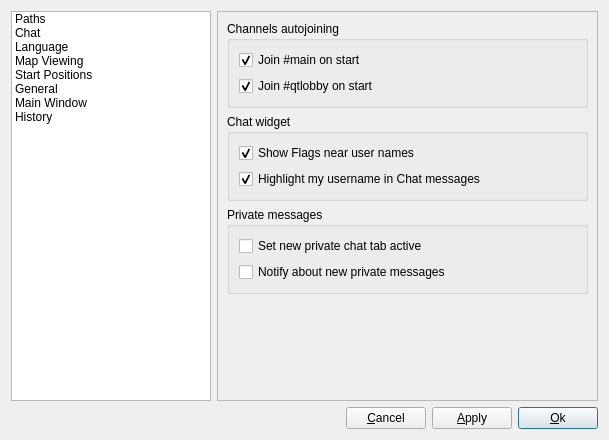
Old version of the form ui/PreferenceWidget.ui in the repository tizbac/qtlobby.
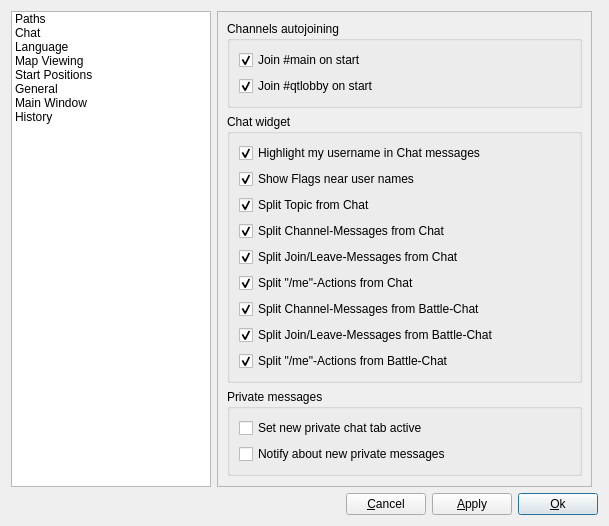
New version of the form. The open tabs and pages were chosen to show the change.

Commit message: add switches for autoready and message routing

Diff of the .ui file:
```diff
--- a/ui/PreferenceWidget.ui
+++ b/ui/PreferenceWidget.ui
@@ -7,7 +7,7 @@
     <x>0</x>
     <y>0</y>
     <width>609</width>
-    <height>440</height>
+    <height>526</height>
    </rect>
   </property>
   <property name="windowTitle">
@@ -67,7 +67,7 @@
      </item>
     </widget>
    </item>
-   <item row="1" column="0" colspan="2">
+   <item row="1" column="0" colspan="3">
     <layout class="QHBoxLayout" name="horizontalLayout">
      <item>
       <spacer>
@@ -160,16 +160,6 @@
           <string>Chat widget</string>
          </property>
          <layout class="QVBoxLayout" name="verticalLayout_4">
-          <item>
-           <widget class="QCheckBox" name="chatShowFlagsCheckBox">
-            <property name="text">
-             <string>Show Flags near user names</string>
-            </property>
-            <property name="checked">
-             <bool>true</bool>
-            </property>
-           </widget>
-          </item>
           <item>
            <widget class="QCheckBox" name="chatHighlightUserNameCheckBox">
             <property name="text">
@@ -180,6 +170,86 @@
             </property>
            </widget>
           </item>
+          <item>
+           <widget class="QCheckBox" name="chatShowFlagsCheckBox">
+            <property name="text">
+             <string>Show Flags near user names</string>
+            </property>
+            <property name="checked">
+             <bool>true</bool>
+            </property>
+           </widget>
+          </item>
+          <item>
+           <widget class="QCheckBox" name="chatSplitTopicCheckBox">
+            <property name="text">
+             <string>Split Topic from Chat</string>
+            </property>
+            <property name="checked">
+             <bool>true</bool>
+            </property>
+           </widget>
+          </item>
+          <item>
+           <widget class="QCheckBox" name="chatSplitChanCheckBox">
+            <property name="text">
+             <string>Split Channel-Messages from Chat</string>
+            </property>
+            <property name="checked">
+             <bool>true</bool>
+            </property>
+           </widget>
+          </item>
+          <item>
+           <widget class="QCheckBox" name="chatSplitJLCheckBox">
+            <property name="text">
+             <string>Split Join/Leave-Messages from Chat</string>
+            </property>
+            <property name="checked">
+             <bool>true</bool>
+            </property>
+           </widget>
+          </item>
+          <item>
+           <widget class="QCheckBox" name="chatSplitActionCheckBox">
+            <property name="text">
+             <string>Split &quot;/me&quot;-Actions from Chat</string>
+            </property>
+            <property name="checked">
+             <bool>true</bool>
+            </property>
+           </widget>
+          </item>
+          <item>
+           <widget class="QCheckBox" name="chatSplitChanBCheckBox">
+            <property name="text">
+             <string>Split Channel-Messages from Battle-Chat</string>
+            </property>
+            <property name="checked">
+             <bool>true</bool>
+            </property>
+           </widget>
+          </item>
+          <item>
+           <widget class="QCheckBox" name="chatSplitJLBCheckBox">
+            <property name="text">
+             <string>Split Join/Leave-Messages from Battle-Chat</string>
+            </property>
+            <property name="checked">
+             <bool>true</bool>
+            </property>
+           </widget>
+          </item>
+          <item>
+           <widget class="QCheckBox" name="chatSplitActionBCheckBox">
+            <property name="text">
+             <string>Split &quot;/me&quot;-Actions from Battle-Chat</string>
+            </property>
+            <property name="checked">
+             <bool>true</bool>
+            </property>
+           </widget>
+          </item>
          </layout>
         </widget>
        </item>
```
Left out of the diff: 15 changed lines with no effect on the pictures. The commit also changes 4 other files.
